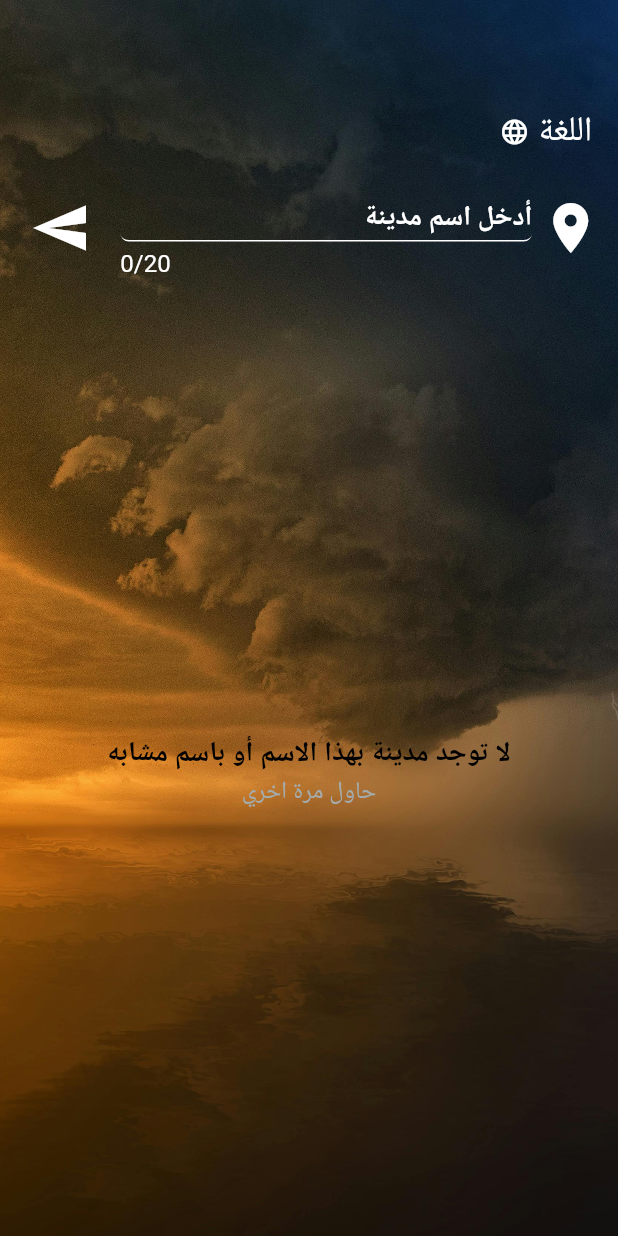
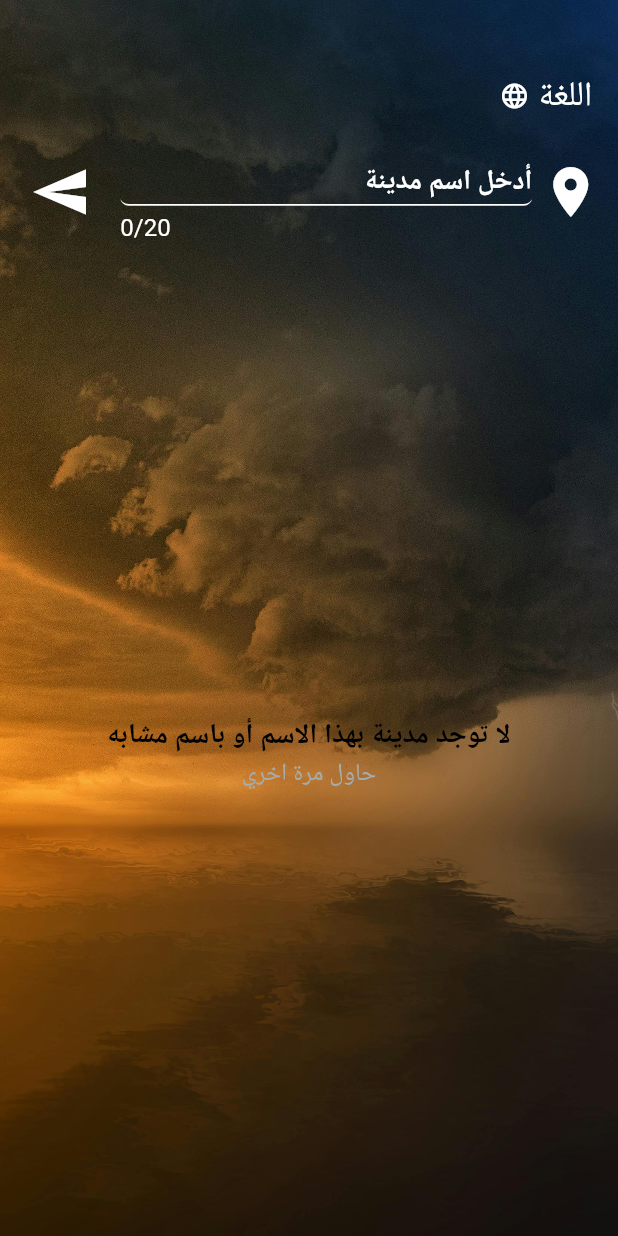
Before and after one commit to ahmedelmaghraby1/Isaghi_weather_forecast, a Flutter app: the screen it shows after launch, on a phone screen of 412 x 824 dp. Run offline on Flutter 3.47's test engine with Material 3 defaults, Android fonts, the light colour scheme and no system bars; our stand-ins replace connectivity_plus, dio, flutter_bloc, flutter_dotenv, flutter_screenutil, geolocator and 3 more; Roboto replaces fonts that are missing (Helvetica); statements that could not run were skipped.

Commit message:
fixing issues

```diff
--- a/lib/features/home/presentation/screens/home_screen.dart
+++ b/lib/features/home/presentation/screens/home_screen.dart
@@ -59,7 +59,7 @@ class _HomeScreenState extends State<HomeScreen> {
                   ),
                   child: Column(children: [
                     SizedBox(
-                      height: 60.h,
+                      height: 40.h,
                     ),
                     Padding(
                       padding: EdgeInsetsDirectional.only(end: 15.w),
```
Also changed, not shown: 1 other file.
